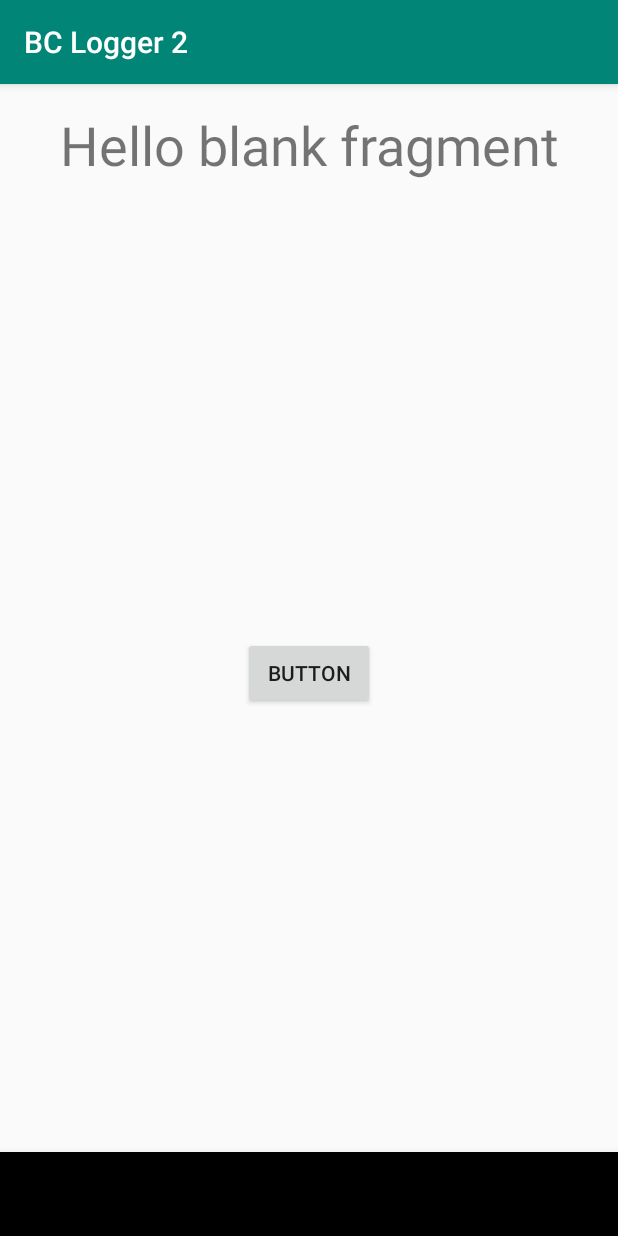
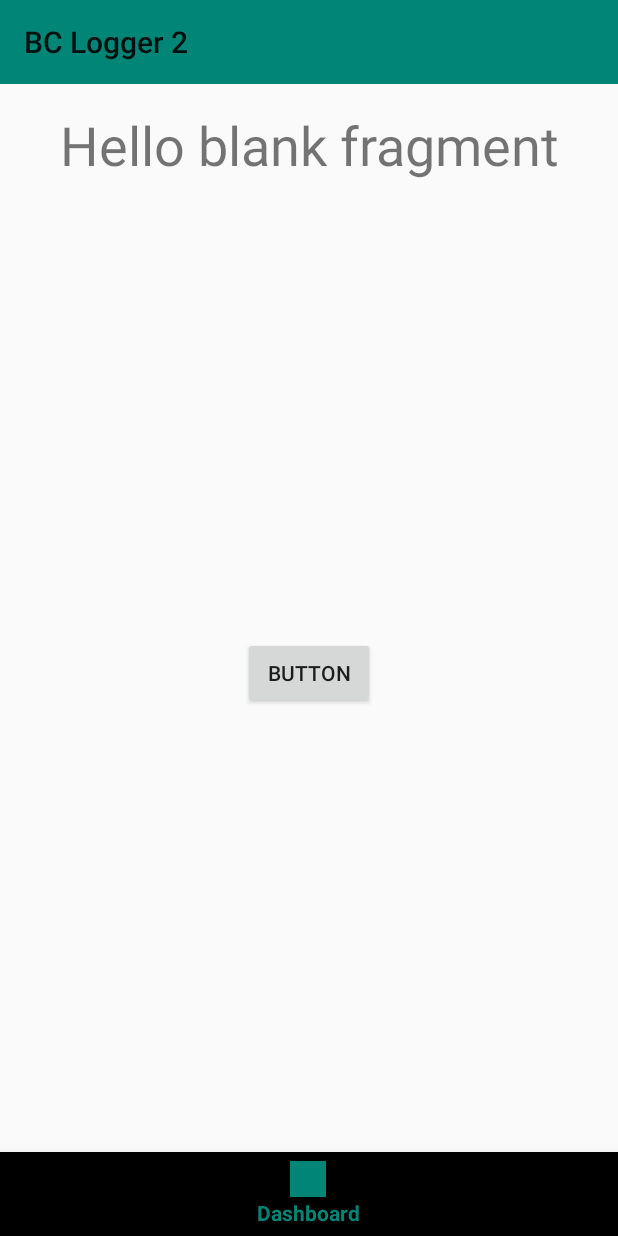
Before and after one commit to gagandaroach/bclogger, an Android app: the screen it shows after launch (MainActivity), on a phone screen of 412 x 824 dp. Run offline under Robolectric (Android 15) with nearby library versions, the phone set to English and light mode, and no system bars; our stand-ins replace navigation-ui.

Commit message:
working bot nav bar and toolbar with navgiation x.

```diff
--- a/app/src/main/java/tech/daroach/bclogger/MainActivity.kt
+++ b/app/src/main/java/tech/daroach/bclogger/MainActivity.kt
@@ -1,10 +1,12 @@
 package tech.daroach.bclogger
 
 import android.net.Uri
-import androidx.appcompat.app.AppCompatActivity
 import android.os.Bundle
 import android.util.Log
-import androidx.navigation.Navigation.findNavController
+import androidx.appcompat.app.AppCompatActivity
+import androidx.appcompat.widget.Toolbar
+import androidx.navigation.NavController
+import androidx.navigation.fragment.NavHostFragment
 import androidx.navigation.ui.NavigationUI
 import com.google.android.material.bottomnavigation.BottomNavigationView
 
@@ -24,8 +26,17 @@ class MainActivity : AppCompatActivity(), Dashboard.OnFragmentInteractionListene
         super.onCreate(savedInstanceState)
         setContentView(R.layout.activity_main)
 
-        //bottom navigation link with navigation x
-        val navController = findNavController(this, R.id.nav_host_fragment)
-        NavigationUI.setupWithNavController(findViewById<BottomNavigationView>(R.id.bottom_nav), navController);
+        val toolbar = findViewById<Toolbar>(R.id.toolbar)
+        setSupportActionBar(toolbar)
+
+        val host: NavHostFragment = supportFragmentManager
+            .findFragmentById(R.id.nav_host_fragment) as NavHostFragment? ?: return
+
+        val navController = host.navController
+
+        setupBottomNavMenu(navController)
     }
+        private fun setupBottomNavMenu(navController: NavController) {
+            NavigationUI.setupWithNavController(findViewById<BottomNavigationView>(R.id.bottom_nav), navController)
+        }
 }
--- a/app/src/main/res/layout/activity_main.xml
+++ b/app/src/main/res/layout/activity_main.xml
@@ -15,6 +15,17 @@
           <!--app:layout_constraintLeft_toLeftOf="parent"-->
           <!--app:layout_constraintRight_toRightOf="parent"-->
           <!--app:layout_constraintTop_toTopOf="parent"/>-->
+  <androidx.appcompat.widget.Toolbar
+      android:id="@+id/toolbar"
+      android:layout_width="0dp"
+      android:layout_height="wrap_content"
+      android:background="?attr/colorPrimary"
+      android:minHeight="?attr/actionBarSize"
+      android:theme="?attr/actionBarTheme"
+      app:layout_constraintEnd_toEndOf="parent"
+      app:layout_constraintStart_toStartOf="parent"
+      app:layout_constraintTop_toTopOf="parent" />
+
   <fragment
       android:id="@+id/nav_host_fragment"
       android:name="androidx.navigation.fragment.NavHostFragment"
@@ -24,7 +35,7 @@
       app:layout_constraintBottom_toTopOf="@+id/bottom_nav"
       app:layout_constraintEnd_toEndOf="parent"
       app:layout_constraintStart_toStartOf="parent"
-      app:layout_constraintTop_toTopOf="parent"
+      app:layout_constraintTop_toBottomOf="@+id/toolbar"
       app:navGraph="@navigation/nav_graph" />
 
   <com.google.android.material.bottomnavigation.BottomNavigationView
--- a/app/src/main/res/menu/menu_bottom_nav.xml
+++ b/app/src/main/res/menu/menu_bottom_nav.xml
@@ -1,4 +1,6 @@
 <?xml version="1.0" encoding="utf-8"?>
 <menu xmlns:android="http://schemas.android.com/apk/res/android">
-
+    <item android:id="@id/dashboard"
+        android:icon="@drawable/ic_launcher_background"
+        android:title="@string/dashboard" />
 </menu>
--- a/app/src/main/res/navigation/nav_graph.xml
+++ b/app/src/main/res/navigation/nav_graph.xml
@@ -6,4 +6,6 @@
 
   <fragment android:id="@+id/dashboard" android:name="tech.daroach.bclogger.ui.Dashboard"
             android:label="fragment_dashboard" tools:layout="@layout/fragment_dashboard"/>
+
+
 </navigation>
--- a/app/src/main/res/values/strings.xml
+++ b/app/src/main/res/values/strings.xml
@@ -3,4 +3,5 @@
 
   <!-- TODO: Remove or change this placeholder text -->
   <string name="hello_blank_fragment">Hello blank fragment</string>
+    <string name="dashboard">Dashboard</string>
 </resources>
--- a/app/src/main/res/values/styles.xml
+++ b/app/src/main/res/values/styles.xml
@@ -1,7 +1,7 @@
 <resources>
 
     <!-- Base application theme. -->
-    <style name="AppTheme" parent="Theme.AppCompat.Light.DarkActionBar">
+    <style name="AppTheme" parent="Theme.AppCompat.Light.NoActionBar">
         <!-- Customize your theme here. -->
         <item name="colorPrimary">@color/colorPrimary</item>
         <item name="colorPrimaryDark">@color/colorPrimaryDark</item>
```
